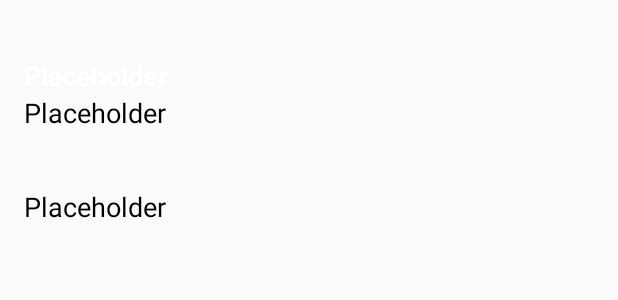
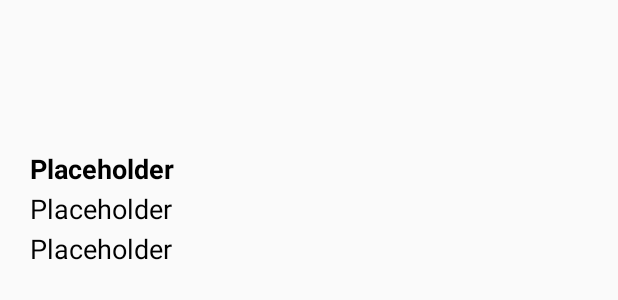
Before and after one commit to tomaszkolonko/AndroidBasics_BernCityTourGuide, an Android app: the layout restaurant_list_element.xml on its own in the app's theme, with its tools: preview values and no code run, on a phone screen of 412 x 824 dp. Shown: the top 300 px of the screen. Run offline under Robolectric (Android 15) with nearby library versions, the light colour scheme and no system bars.

Commit message:
Finished the TourGuide project

```diff
--- a/app/src/main/res/layout/fragment_clubbing.xml
+++ b/app/src/main/res/layout/fragment_clubbing.xml
@@ -73,7 +73,7 @@
             android:layout_marginTop="@dimen/padding_extra"
             android:layout_marginBottom="@dimen/padding_extra"
             android:layout_gravity="center_vertical|center_horizontal"
-            android:text="Play Sound" />
+            android:text="Play Sound Sample" />
 
     </LinearLayout>
 </ScrollView>
--- a/app/src/main/res/layout/restaurant_list_element.xml
+++ b/app/src/main/res/layout/restaurant_list_element.xml
@@ -1,55 +1,70 @@
-<RelativeLayout xmlns:android="http://schemas.android.com/apk/res/android"
+<androidx.constraintlayout.widget.ConstraintLayout xmlns:android="http://schemas.android.com/apk/res/android"
+    xmlns:app="http://schemas.android.com/apk/res-auto"
     android:id="@+id/restaurant_list_element"
     android:layout_width="match_parent"
-    android:layout_height="188dp"
-    android:orientation="vertical">
+    android:layout_height="220dp"
+    android:paddingBottom="40dp">
 
     <ImageView
         android:id="@+id/restaurant_image"
-        android:layout_width="match_parent"
+        android:layout_width="0dp"
+        android:layout_height="100dp"
         android:scaleType="centerCrop"
-        android:layout_height="100dp" />
-
-    <LinearLayout
-        android:id="@+id/textContainer"
-        android:layout_width="match_parent"
-        android:layout_height="88dp"
-        android:layout_alignParentTop="true"
-        android:layout_alignParentRight="true"
-        android:layout_alignParentBottom="true"
-        android:orientation="vertical"
-        android:paddingLeft="16dp">
+        app:layout_constraintBottom_toBottomOf="parent"
+        app:layout_constraintEnd_toEndOf="parent"
+        app:layout_constraintHorizontal_bias="0.0"
+        app:layout_constraintStart_toStartOf="parent"
+        app:layout_constraintTop_toTopOf="parent"
+        app:layout_constraintVertical_bias="0.0"
+        app:layout_constraintVertical_weight="3" />
 
     <TextView
         android:id="@+id/restaurant_name"
-            android:layout_width="match_parent"
-            android:layout_height="wrap_content"
-            android:layout_weight="1"
-            android:gravity="bottom"
+        android:layout_width="0dp"
+        android:layout_height="0dp"
+        android:paddingLeft="@dimen/padding_standard"
         android:text="Placeholder"
         android:textAppearance="?android:textAppearanceMedium"
-            android:textColor="@android:color/white"
-            android:textStyle="bold" />
+        android:textColor="@android:color/black"
+        android:textStyle="bold"
+        app:layout_constraintBottom_toTopOf="@id/restaurant_address"
+        app:layout_constraintEnd_toEndOf="parent"
+        app:layout_constraintHorizontal_bias="0.0"
+        app:layout_constraintStart_toStartOf="parent"
+        app:layout_constraintTop_toBottomOf="@+id/restaurant_image"
+        app:layout_constraintVertical_bias="0.0"
+        app:layout_constraintVertical_weight="1"/>
 
     <TextView
         android:id="@+id/restaurant_address"
-            android:layout_width="match_parent"
-            android:layout_height="wrap_content"
-            android:layout_weight="1"
-            android:gravity="top"
+        android:layout_width="0dp"
+        android:layout_height="0dp"
         android:text="Placeholder"
+        android:paddingLeft="@dimen/padding_standard"
         android:textAppearance="?android:textAppearanceMedium"
-            android:textColor="@android:color/black" />
+        android:textColor="@android:color/black"
+        app:layout_constraintBottom_toTopOf="@id/restaurant_phone"
+        app:layout_constraintEnd_toEndOf="parent"
+        app:layout_constraintHorizontal_bias="0.0"
+        app:layout_constraintStart_toStartOf="parent"
+        app:layout_constraintTop_toBottomOf="@+id/restaurant_name"
+        app:layout_constraintVertical_bias="1.0"
+        app:layout_constraintVertical_weight="1"/>
 
     <TextView
         android:id="@+id/restaurant_phone"
-            android:layout_width="match_parent"
-            android:layout_height="wrap_content"
-            android:layout_weight="1"
-            android:gravity="top"
+        android:layout_width="0dp"
+        android:layout_height="0dp"
         android:text="Placeholder"
+        android:paddingLeft="@dimen/padding_standard"
         android:textAppearance="?android:textAppearanceMedium"
-            android:textColor="@android:color/black" />
-    </LinearLayout>
+        android:textColor="@android:color/black"
+        app:layout_constraintBottom_toBottomOf="parent"
+        app:layout_constraintEnd_toEndOf="parent"
+        app:layout_constraintHorizontal_bias="0.472"
+        app:layout_constraintStart_toStartOf="parent"
+        app:layout_constraintTop_toBottomOf="@id/restaurant_address"
+        app:layout_constraintVertical_bias="0.196"
+        app:layout_constraintVertical_weight="1"/>
 
-</RelativeLayout>
+</androidx.constraintlayout.widget.ConstraintLayout>
```
Lines whose indentation alone changed are shown as unchanged.
